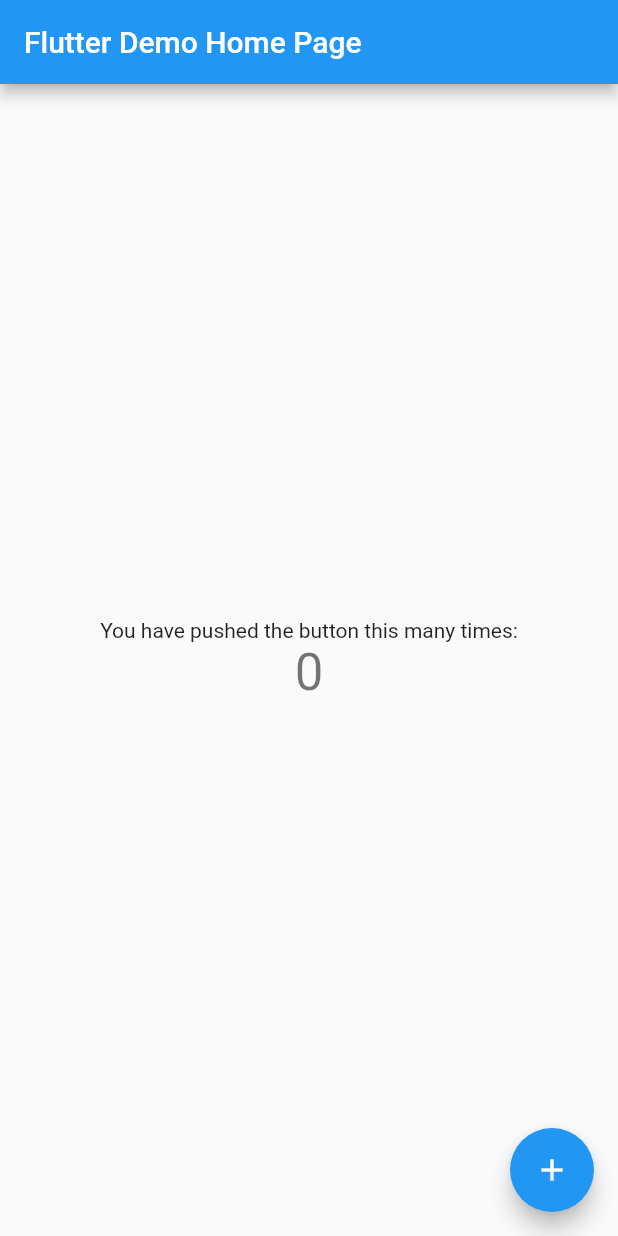
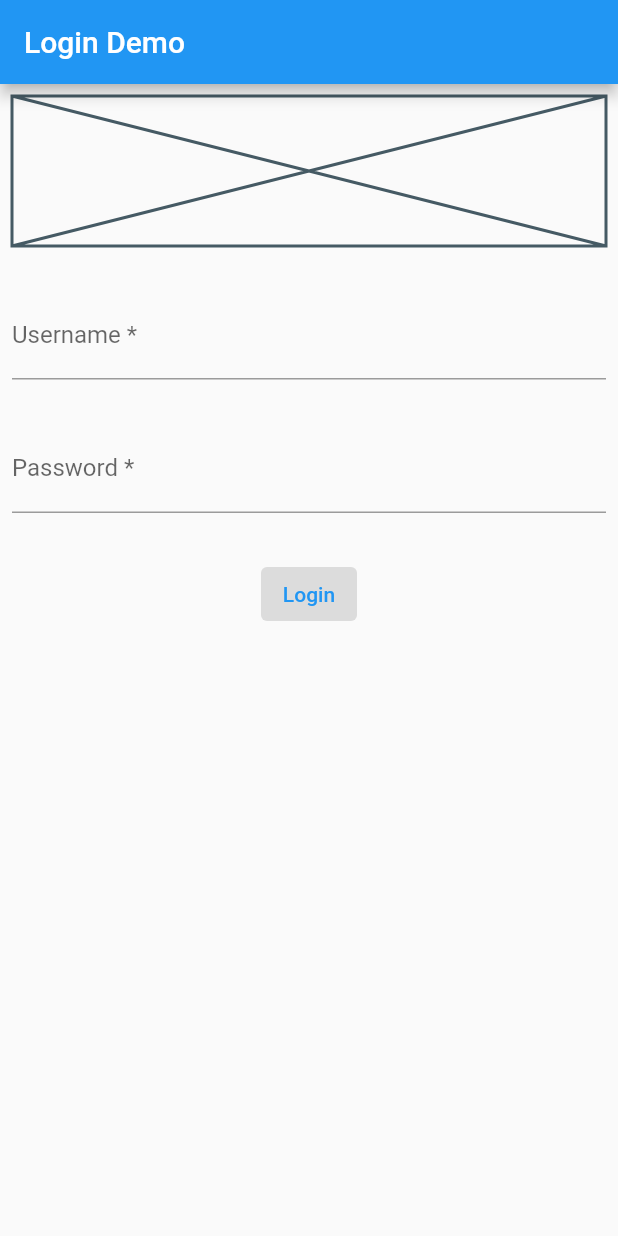
Before and after one commit to Get-Placed/getplacedmobile, a Flutter app: the screen it shows after launch, on a phone screen of 412 x 824 dp. Run offline on Flutter 3.47's test engine with Material 2 defaults, Android fonts, the light colour scheme and no system bars; our stand-ins replace bloc, dartz, equatable, flutter_bloc, get_it.

Commit message:
Creating struture of clean architecture and login page

```diff
--- /dev/null
+++ b/lib/features/login/data/datasources/login_user.dart
@@ -0,0 +1,12 @@
+import 'package:get_placed/features/login/data/models/user.dart';
+import 'package:get_placed/features/login/domain/entites/LoginEntities.dart';
+
+class LoginUser {
+  Future<User?> login(LoginEntities login) async {
+    if (login.login == "user" && login.password == "password") {
+      return User(id: 1, user: "admin");
+    } else {
+      return null;
+    }
+  }
+}
--- /dev/null
+++ b/lib/features/login/data/models/user.dart
@@ -0,0 +1,14 @@
+import 'package:equatable/equatable.dart';
+
+class User extends Equatable {
+  final int id;
+  final String user;
+
+  User({
+    required this.id,
+    required this.user,
+  });
+
+  @override
+  List<Object> get props => [id, user];
+}
--- /dev/null
+++ b/lib/features/login/domain/entites/LoginEntities.dart
@@ -0,0 +1,14 @@
+import 'package:equatable/equatable.dart';
+
+class LoginEntities extends Equatable {
+  final String login;
+  final String password;
+
+  LoginEntities({
+    required this.login,
+    required this.password,
+  });
+
+  @override
+  List<Object> get props => [login, password];
+}
--- /dev/null
+++ b/lib/features/login/domain/repositories/login_repository.dart
@@ -0,0 +1,7 @@
+import 'package:dartz/dartz.dart';
+import 'package:get_placed/core/error/failures.dart';
+import 'package:get_placed/features/login/domain/entites/LoginEntities.dart';
+
+abstract class LoginRepository {
+  Future<Either<Failure, bool>> login(LoginEntities login);
+}
--- /dev/null
+++ b/lib/features/login/domain/usecases/login_usecase.dart
@@ -0,0 +1,28 @@
+import 'package:dartz/dartz.dart';
+import 'package:equatable/equatable.dart';
+import 'package:get_placed/core/error/failures.dart';
+import 'package:get_placed/core/error/usecase.dart';
+import 'package:get_placed/features/login/domain/entites/LoginEntities.dart';
+import 'package:get_placed/features/login/domain/repositories/login_repository.dart';
+
+class Login implements UseCase<bool, Params> {
+  final LoginRepository loginRepository;
+
+  Login(this.loginRepository);
+
+  @override
+  Future<Either<Failure, bool>> call(Params params) async {
+    return await loginRepository.login(params.login);
+  }
+}
+
+class Params extends Equatable {
+  final LoginEntities login;
+
+  Params({
+    required this.login,
+  });
+
+  @override
+  List<Object> get props => [login];
+}
--- /dev/null
+++ b/lib/features/login/presentation/bloc/bloc.dart
@@ -0,0 +1,3 @@
+export 'login_bloc.dart';
+export 'login_event.dart';
+export 'login_state.dart';
--- /dev/null
+++ b/lib/features/login/presentation/bloc/login_bloc.dart
@@ -0,0 +1,36 @@
+import 'dart:async';
+import 'package:bloc/bloc.dart';
+import 'package:get_placed/features/login/domain/entites/LoginEntities.dart';
+import 'package:get_placed/features/login/domain/usecases/login_usecase.dart';
+import './bloc.dart';
+
+class LoginBloc extends Bloc<LoginEvent, LoginState> {
+  final Login loginUseCase;
+
+  LoginBloc(
+    this.loginUseCase,
+  ) : super(InitialLoginState());
+
+  LoginState get initialState => InitialLoginState();
+
+  @override
+  Stream<LoginState> mapEventToState(
+    LoginEvent event,
+  ) async* {
+    if (event is CheckLoginEvent) {
+      yield CheckingLoginState();
+      final result = await loginUseCase.call(
+        Params(
+          login: LoginEntities(
+            login: event.login.username,
+            password: event.login.password,
+          ),
+        ),
+      );
+      yield result.fold(
+        (failure) => ErrorLoggedState(),
+        (value) => (value) ? LoggedState() : ErrorLoggedState(),
+      );
+    }
+  }
+}
--- /dev/null
+++ b/lib/features/login/presentation/bloc/login_event.dart
@@ -0,0 +1,15 @@
+import 'package:equatable/equatable.dart';
+import 'package:get_placed/features/login/presentation/dto/login_dto.dart';
+
+abstract class LoginEvent extends Equatable {
+  const LoginEvent();
+}
+
+class CheckLoginEvent extends LoginEvent {
+  final LoginDTO login;
+
+  CheckLoginEvent({required this.login});
+
+  @override
+  List<Object> get props => [login];
+}
--- /dev/null
+++ b/lib/features/login/presentation/bloc/login_state.dart
@@ -0,0 +1,25 @@
+import 'package:equatable/equatable.dart';
+
+abstract class LoginState extends Equatable {
+  const LoginState();
+}
+
+class InitialLoginState extends LoginState {
+  @override
+  List<Object> get props => [];
+}
+
+class CheckingLoginState extends LoginState {
+  @override
+  List<Object> get props => [];
+}
+
+class LoggedState extends LoginState {
+  @override
+  List<Object> get props => [];
+}
+
+class ErrorLoggedState extends LoginState {
+  @override
+  List<Object> get props => [];
+}
--- /dev/null
+++ b/lib/features/login/presentation/dto/login_dto.dart
@@ -0,0 +1,17 @@
+import 'package:equatable/equatable.dart';
+
+class LoginDTO extends Equatable {
+  final String username;
+  final String password;
+
+  LoginDTO({
+    required this.username,
+    required this.password,
+  });
+
+  @override
+  List<Object> get props => [
+        username,
+        password,
+      ];
+}
--- /dev/null
+++ b/lib/features/login/presentation/pages/login_page.dart
@@ -0,0 +1,153 @@
+import 'package:flutter/material.dart';
+import 'package:flutter_bloc/flutter_bloc.dart';
+import 'package:get_placed/features/login/presentation/bloc/login_bloc.dart';
+import 'package:get_placed/features/login/presentation/bloc/login_event.dart';
+import 'package:get_placed/features/login/presentation/bloc/login_state.dart';
+import 'package:get_placed/features/login/presentation/dto/login_dto.dart';
+import 'package:get_placed/features/login/presentation/widgets/loading_widget.dart';
+
+import '../../../../injection_container.dart';
+
+class LoginPage extends StatefulWidget {
+  @override
+  _LoginPageState createState() => _LoginPageState();
+}
+
+class _LoginPageState extends State<LoginPage> {
+  late LoginBloc _bloc;
+  final GlobalKey<FormState> _formKey = GlobalKey<FormState>();
+  late String inputLogin;
+  late String inputPassword;
+  late Key key;
+
+  @override
+  void dispose() {
+    _bloc.close();
+    super.dispose();
+  }
+
+  @override
+  void didChangeDependencies() {
+    _bloc = serviceLocator<LoginBloc>();
+    super.didChangeDependencies();
+  }
+
+  @override
+  Widget build(BuildContext context) {
+    return Scaffold(
+      appBar: AppBar(
+        title: Text('Login Demo'),
+      ),
+      body: _buildBody(),
+    );
+  }
+
+  _buildBody() {
+    return BlocProvider(
+      create: (_) => _bloc,
+      child: BlocListener(
+        bloc: _bloc,
+        listener: (context, state) {
+          if (state is ErrorLoggedState) {
+            final snackBar = SnackBar(content: Text('Invalid credentials...'));
+            // ignore: deprecated_member_use
+            Scaffold.of(context).showSnackBar(snackBar);
+          } else if (state is LoggedState) {
+            final snackBar = SnackBar(content: Text('User logged...'));
+            // ignore: deprecated_member_use
+            Scaffold.of(context).showSnackBar(snackBar);
+          }
+        },
+        child: BlocBuilder<LoginBloc, LoginState>(
+          builder: (BuildContext context, state) {
+            if (state is InitialLoginState) {
+              return _buildForm();
+            } else if (state is CheckingLoginState) {
+              return LoadingWidget(
+                key: key,
+              );
+            } else {
+              return _buildForm();
+            }
+          },
+        ),
+      ),
+    );
+  }
+
+  _buildForm() {
+    return Form(
+      autovalidateMode: AutovalidateMode.disabled,
+      key: _formKey,
+      child: Padding(
+        padding: const EdgeInsets.all(8.0),
+        child: Column(
+          children: <Widget>[
+            Placeholder(
+              fallbackWidth: 150,
+              fallbackHeight: 100,
+            ),
+            SizedBox(
+              height: 30.0,
+            ),
+            TextFormField(
+              decoration: const InputDecoration(
+                hintText: 'Enter the username',
+                labelText: 'Username *',
+              ),
+              onChanged: (value) {
+                inputLogin = value;
+              },
+              onSaved: (String? value) {
+                // This optional block of code can be used to run
+                // code when the user saves the form.
+              },
+              validator: (String? value) {
+                return value!.isEmpty ? 'Username is mandatory' : null;
+              },
+            ),
+            SizedBox(
+              height: 30.0,
+            ),
+            TextFormField(
+              obscureText: true,
+              decoration: const InputDecoration(
+                hintText: 'Enter the password',
+                labelText: 'Password *',
+              ),
+              onChanged: (value) {
+                inputPassword = value;
+              },
+              onSaved: (String? value) {
+                // This optional block of code can be used to run
+                // code when the user saves the form.
+              },
+              validator: (String? value) {
+                return value!.isEmpty ? 'Password is mandatory' : null;
+              },
+            ),
+            SizedBox(
+              height: 30.0,
+            ),
+            TextButton(
+              style: ButtonStyle(
+                backgroundColor:
+                    MaterialStateProperty.all<Color>(Colors.black12),
+              ),
+              onPressed: () {
+                if (_formKey.currentState!.validate()) {
+                  final loginDTO = LoginDTO(
+                    username: inputLogin,
+                    password: inputPassword,
+                  );
+                  _bloc.add(CheckLoginEvent(login: loginDTO));
+                }
+              },
+              child: Text("Login"),
+            )
+          ],
+        ),
+      ),
+    );
+  }
+}
--- a/lib/main.dart
+++ b/lib/main.dart
@@ -1,6 +1,11 @@
 import 'package:flutter/material.dart';
 
-void main() {
+import 'features/login/presentation/pages/login_page.dart';
+import 'injection_container.dart' as di;
+
+void main() async {
+  WidgetsFlutterBinding.ensureInitialized();
+  await di.init();
   runApp(MyApp());
 }
 
@@ -9,7 +14,7 @@
   @override
   Widget build(BuildContext context) {
     return MaterialApp(
-      title: 'Flutter Demo',
+      title: 'Login Demo',
       theme: ThemeData(
         // This is the theme of your application.
         //
@@ -21,93 +26,12 @@
         // Notice that the counter didn't reset back to zero; the application
         // is not restarted.
         primarySwatch: Colors.blue,
+        // This makes the visual density adapt to the platform that you run
+        // the app on. For desktop platforms, the controls will be smaller and
+        // closer together (more dense) than on mobile platforms.
+        visualDensity: VisualDensity.adaptivePlatformDensity,
       ),
-      home: MyHomePage(title: 'Flutter Demo Home Page'),
+      home: LoginPage(),
     );
   }
 }
-
-class MyHomePage extends StatefulWidget {
-  MyHomePage({Key? key, required this.title}) : super(key: key);
-
-  // This widget is the home page of your application. It is stateful, meaning
-  // that it has a State object (defined below) that contains fields that affect
-  // how it looks.
-
-  // This class is the configuration for the state. It holds the values (in this
-  // case the title) provided by the parent (in this case the App widget) and
-  // used by the build method of the State. Fields in a Widget subclass are
-  // always marked "final".
-
-  final String title;
-
-  @override
-  _MyHomePageState createState() => _MyHomePageState();
-}
-
-class _MyHomePageState extends State<MyHomePage> {
-  int _counter = 0;
-
-  void _incrementCounter() {
-    setState(() {
-      // This call to setState tells the Flutter framework that something has
-      // changed in this State, which causes it to rerun the build method below
-      // so that the display can reflect the updated values. If we changed
-      // _counter without calling setState(), then the build method would not be
-      // called again, and so nothing would appear to happen.
-      _counter++;
-    });
-  }
-
-  @override
-  Widget build(BuildContext context) {
-    // This method is rerun every time setState is called, for instance as done
-    // by the _incrementCounter method above.
-    //
-    // The Flutter framework has been optimized to make rerunning build methods
-    // fast, so that you can just rebuild anything that needs updating rather
-    // than having to individually change instances of widgets.
-    return Scaffold(
-      appBar: AppBar(
-        // Here we take the value from the MyHomePage object that was created by
-        // the App.build method, and use it to set our appbar title.
-        title: Text(widget.title),
-      ),
-      body: Center(
-        // Center is a layout widget. It takes a single child and positions it
-        // in the middle of the parent.
-        child: Column(
-          // Column is also a layout widget. It takes a list of children and
-          // arranges them vertically. By default, it sizes itself to fit its
-          // children horizontally, and tries to be as tall as its parent.
-          //
-          // Invoke "debug painting" (press "p" in the console, choose the
-          // "Toggle Debug Paint" action from the Flutter Inspector in Android
-          // Studio, or the "Toggle Debug Paint" command in Visual Studio Code)
-          // to see the wireframe for each widget.
-          //
-          // Column has various properties to control how it sizes itself and
-          // how it positions its children. Here we use mainAxisAlignment to
-          // center the children vertically; the main axis here is the vertical
-          // axis because Columns are vertical (the cross axis would be
-          // horizontal).
-          mainAxisAlignment: MainAxisAlignment.center,
-          children: <Widget>[
-            Text(
-              'You have pushed the button this many times:',
-            ),
-            Text(
-              '$_counter',
-              style: Theme.of(context).textTheme.headline4,
-            ),
-          ],
-        ),
-      ),
-      floatingActionButton: FloatingActionButton(
-        onPressed: _incrementCounter,
-        tooltip: 'Increment',
-        child: Icon(Icons.add),
-      ), // This trailing comma makes auto-formatting nicer for build methods.
-    );
-  }
-}
```
Also changed, not shown: lib/core/error/failures.dart (added, +20 -0 lines), lib/core/error/usecase.dart (added, +12 -0 lines), lib/features/login/data/repositories/login_repository_impl.dart (added, +20 -0 lines), lib/features/login/presentation/widgets/loading_widget.dart (added, +30 -0 lines), lib/features/login/presentation/widgets/message_display.dart (added, +39 -0 lines), lib/injection_container.dart (added, +36 -0 lines), pubspec.yaml (+16 -0 lines), pubspec.lock, 1 other file.
